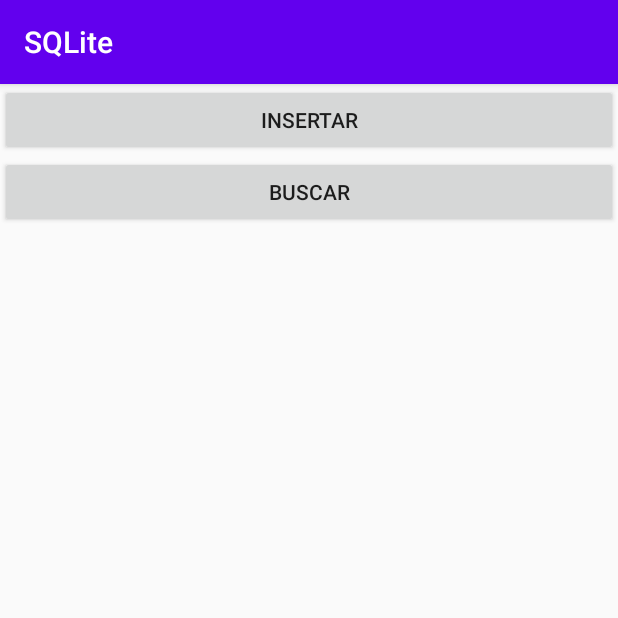
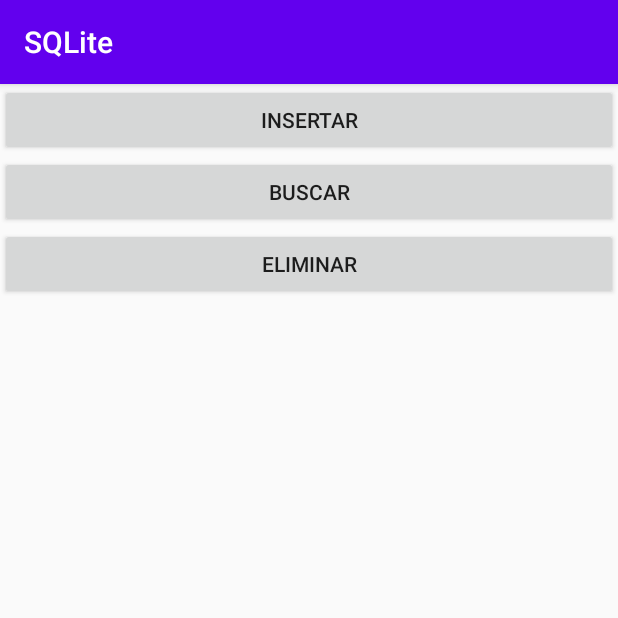
Before and after one commit to Ra0l/ANDROID_SQLite, an Android app: the screen it shows after launch (MainActivity), on a phone screen of 412 x 824 dp, the top half of it. Run offline under Robolectric (Android 15) with nearby library versions, the phone set to English and light mode, and no system bars.

Commit message:
add activity delete

```diff
--- a/app/src/main/java/com/raul/sqlite/activities/MainActivity.java
+++ b/app/src/main/java/com/raul/sqlite/activities/MainActivity.java
@@ -11,7 +11,7 @@ import com.raul.sqlite.R;
 
 public class MainActivity extends AppCompatActivity {
 
-    Button button_insert, search_button;
+    Button button_insert, search_button, button_delete;
 
     @Override
     protected void onCreate(Bundle savedInstanceState) {
@@ -37,6 +37,15 @@ public class MainActivity extends AppCompatActivity {
             }
         });
 
+        button_delete = findViewById(R.id.delete_activity);
+        button_delete.setOnClickListener(new View.OnClickListener() {
+            @Override
+            public void onClick(View v) {
+                Intent intent = new Intent(getApplicationContext(),DeleteActivity.class);
+                startActivity(intent);
+            }
+        });
+
 
     }
 }
--- a/app/src/main/res/layout/activity_main.xml
+++ b/app/src/main/res/layout/activity_main.xml
@@ -18,4 +18,10 @@
         android:layout_width="match_parent"
         android:layout_height="wrap_content"/>
 
+    <Button
+        android:id="@+id/delete_activity"
+        android:text="Eliminar"
+        android:layout_width="match_parent"
+        android:layout_height="wrap_content"/>
+
 </LinearLayout>
```
Also changed, not shown: app/src/main/java/com/raul/sqlite/Data.java (+8 -2 lines), app/src/main/java/com/raul/sqlite/SQLconstants.java (+10 -2 lines), app/src/main/java/com/raul/sqlite/activities/DeleteActivity.java (+21 -0 lines).
